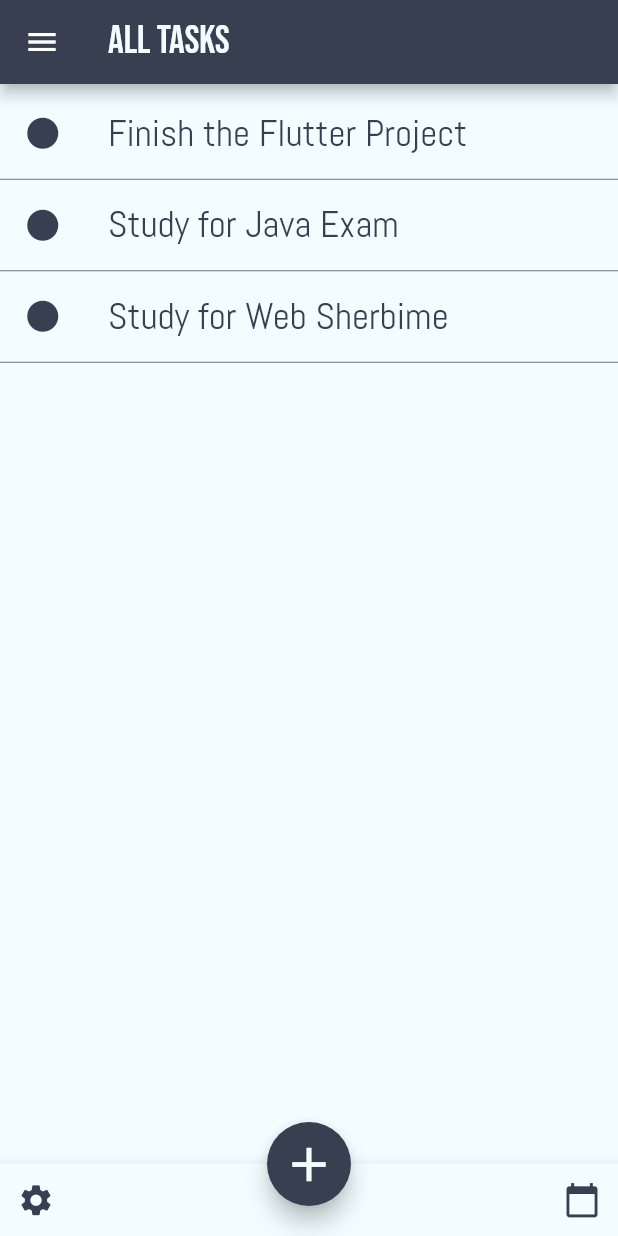
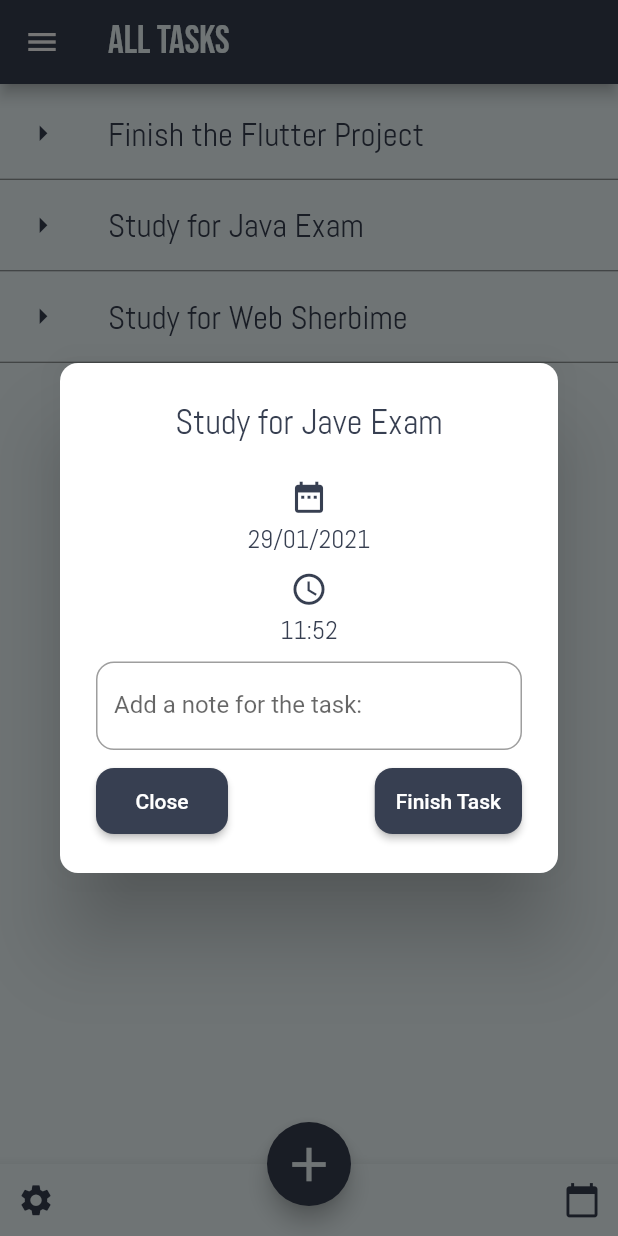
Before and after one commit to ElmirNushi/To-Do-List, a Flutter app: the screen it shows after launch, after a tap on "Finish the Flutter Project", on a phone screen of 412 x 824 dp. Run offline on Flutter 3.47's test engine with Material 2 defaults, Android fonts, the phone set to English and light mode, and no system bars; our stand-ins replace table_calendar.

Commit message:
Added a few settings functions, changed task dialog

```diff
--- a/lib/Widgets/constants.dart
+++ b/lib/Widgets/constants.dart
@@ -15,3 +15,7 @@ const kDrawerHeaderTextStyle = TextStyle(
 );
 
 const kDrawerTextStyle = TextStyle(fontFamily: 'Abel', fontSize: 17.0);
+
+const kTaskNameDetails = TextStyle(fontFamily: 'Abel', fontSize: 23.0, color: Color(0xFF373F51));
+
+const kTaskDetails = TextStyle(fontFamily: 'Abel', fontSize: 17.0, color: Color(0xFF373F51));
--- /dev/null
+++ b/lib/Widgets/taskDetails.dart
@@ -0,0 +1,50 @@
+import 'package:flutter/material.dart';
+import 'package:to_dolist/Widgets/customTextField.dart';
+import 'package:to_dolist/Widgets/icons_content.dart';
+import '../Widgets/custom_button.dart';
+import 'package:to_dolist/Widgets/constants.dart';
+
+class taskDetails extends StatefulWidget {
+  @override
+  _taskDetailsState createState() => _taskDetailsState();
+}
+
+class _taskDetailsState extends State<taskDetails> {
+
+  @override
+  Widget build(BuildContext context) {
+    return Padding(
+      padding: const EdgeInsets.all(24.0),
+      child: Column(
+        mainAxisSize: MainAxisSize.min,
+        children: <Widget>[
+          Center(child: Text('Study for Jave Exam', style: kTaskNameDetails,)),
+          SizedBox(height: 24,),
+          IconContent(icon: Icons.date_range),
+          SizedBox(height: 4),
+          Text('29/01/2021', style: kTaskDetails),
+          SizedBox(height: 10),
+          IconContent(icon: Icons.schedule),
+          SizedBox(height: 4),
+          Text('11:52', style: kTaskDetails),
+          SizedBox(height: 10),
+          customTextField(labelText: 'Add a note for the task: '),
+          SizedBox(height: 10),
+          _actionButton(context)
+        ],
+      ),
+    );
+  }
+
+  Widget _actionButton(BuildContext context) {
+    return Row(
+      mainAxisAlignment: MainAxisAlignment.spaceBetween,
+      children: <Widget>[
+        CustomButton(onPressed: () {
+          Navigator.of(context).pop();
+        }, buttonText: 'Close', ),
+        CustomButton(onPressed: () {}, buttonText: 'Finish Task'),
+      ],
+    );
+  }
+}
--- a/lib/newTaskAllPAges/newEventPage.dart
+++ b/lib/newTaskAllPAges/newEventPage.dart
@@ -9,8 +9,8 @@ class EventAddPage extends StatefulWidget {
 
 class _EventAddPageState extends State<EventAddPage> {
 
-  String _selectedDate = 'Pick Date For The Task';
-  String _selectedTime = 'Pick Time For The Task';
+  String _selectedDate = 'Pick Date';
+  String _selectedTime = 'Pick Time';
 
   Future _pickDate() async {
     DateTime datepick = await showDatePicker(
--- a/lib/sideMenuPages/allTasks.dart
+++ b/lib/sideMenuPages/allTasks.dart
@@ -6,6 +6,7 @@ import 'upComingWeek.dart';
 import 'settingsPage.dart';
 import '../Widgets/constants.dart';
 import '../Widgets/icons_content.dart';
+import 'package:to_dolist/Widgets/taskDetails.dart';
 
 class listScreen extends StatelessWidget {
   @override
@@ -76,41 +77,7 @@ class listScreen extends StatelessWidget {
           ],
         ),
       ),
-      body: Container(
-        child: ListView(
-          padding: EdgeInsets.zero,
-          children: <Widget>[
-            SizedBox(height: 5),
-            new ListTile(
-              leading: IconContent(icon: Icons.lens),
-              title: new Text('Finish the Flutter Project', style: TextStyle(color: Color(0xFF373F51), fontFamily: 'Abel', fontSize: 25.0,),),
-              onTap: (){},
-            ),
-            Divider(
-              height: 5.0,
-              color: Colors.black54,
-            ),
-            new ListTile(
-              leading: IconContent(icon: Icons.lens),
-              title: new Text('Study for Java Exam', style: TextStyle(color: Color(0xFF373F51), fontFamily: 'Abel', fontSize: 25.0,),),
-              onTap: (){},
-            ),
-            Divider(
-              height: 5.0,
-              color: Colors.black54,
-            ),
-            new ListTile(
-              leading: IconContent(icon: Icons.lens),
-              title: new Text('Study for Web Sherbime', style: TextStyle(color: Color(0xFF373F51), fontFamily: 'Abel', fontSize: 25.0,),),
-              onTap: (){},
-            ),
-            Divider(
-              height: 5.0,
-              color: Colors.black54,
-            ),
-          ],
-        ),
-      ),
+      body: bodyPart(),
           floatingActionButton: FloatingActionButton(onPressed: () {
             showDialog(
                 barrierDismissible: false,
@@ -150,3 +117,89 @@ class listScreen extends StatelessWidget {
         );
   }
 }
+
+
+class bodyPart extends StatefulWidget {
+  @override
+  _bodyPartState createState() => _bodyPartState();
+}
+
+class _bodyPartState extends State<bodyPart> {
+  @override
+  Widget build(BuildContext context) {
+    return Container(
+      child: ListView(
+        padding: EdgeInsets.zero,
+        children: <Widget>[
+          SizedBox(height: 5),
+          new ListTile(
+            leading: IconContent(icon: Icons.arrow_right),
+            title: new Text('Finish the Flutter Project', style: TextStyle(color: Color(0xFF373F51), fontFamily: 'Abel', fontSize: 22.0,),),
+            onTap: (){
+              showDialog(
+                  barrierDismissible: false,
+                  context: context,
+                  builder: (BuildContext context){
+                    return Dialog(
+                        child: taskDetails(),
+                        shape: RoundedRectangleBorder(
+                            borderRadius: BorderRadius.all(Radius.circular(12))
+                        )
+                    );
+                  }
+              );
+            },
+          ),
+          Divider(
+            height: 5.0,
+            color: Colors.black54,
+          ),
+          new ListTile(
+            leading: IconContent(icon: Icons.arrow_right),
+            title: new Text('Study for Java Exam', style: TextStyle(color: Color(0xFF373F51), fontFamily: 'Abel', fontSize: 22.0,),),
+            onTap: (){
+              showDialog(
+                  barrierDismissible: false,
+                  context: context,
+                  builder: (BuildContext context){
+                    return Dialog(
+                        child: taskDetails(),
+                        shape: RoundedRectangleBorder(
+                            borderRadius: BorderRadius.all(Radius.circular(12))
+                        )
+                    );
+                  }
+              );
+            },
+          ),
+          Divider(
+            height: 5.0,
+            color: Colors.black54,
+          ),
+          new ListTile(
+            leading: IconContent(icon: Icons.arrow_right),
+            title: new Text('Study for Web Sherbime', style: TextStyle(color: Color(0xFF373F51), fontFamily: 'Abel', fontSize: 22.0,),),
+            onTap: (){
+              showDialog(
+                  barrierDismissible: false,
+                  context: context,
+                  builder: (BuildContext context){
+                    return Dialog(
+                        child: taskDetails(),
+                        shape: RoundedRectangleBorder(
+                            borderRadius: BorderRadius.all(Radius.circular(12))
+                        )
+                    );
+                  }
+              );
+            },
+          ),
+          Divider(
+            height: 5.0,
+            color: Colors.black54,
+          ),
+        ],
+      ),
+    );
+  }
+}
```
Also changed, not shown: lib/sideMenuPages/otherSettingsPages/languagePage.dart (added, +41 -0 lines), lib/sideMenuPages/settingsPage.dart (+27 -12 lines).
